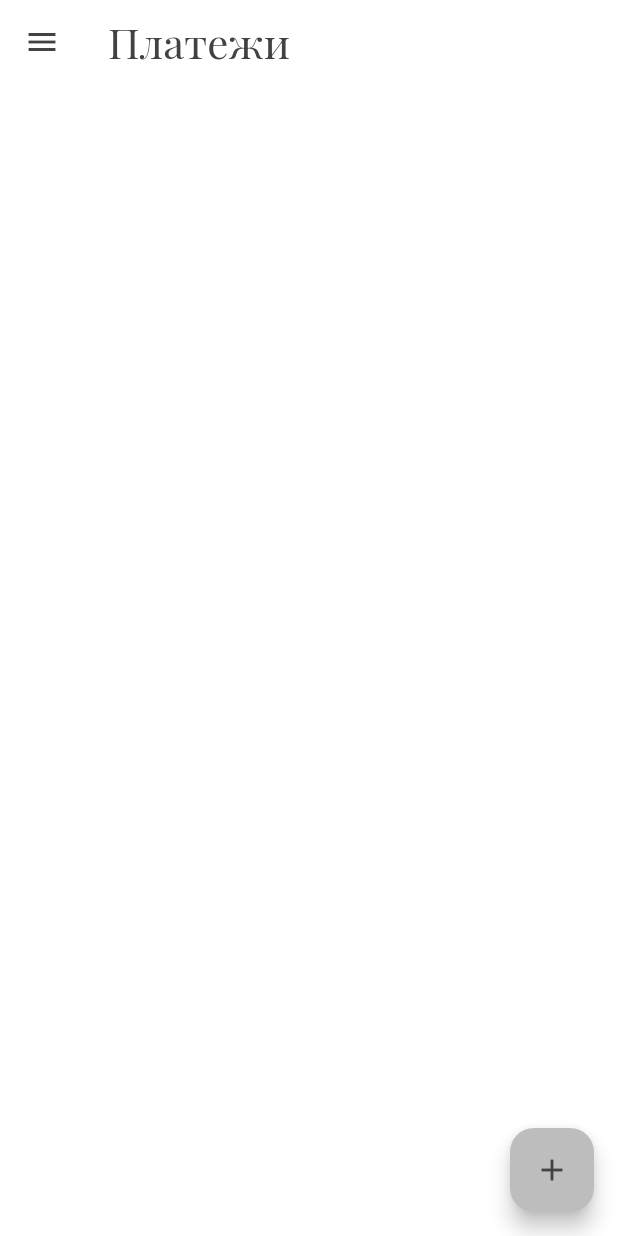
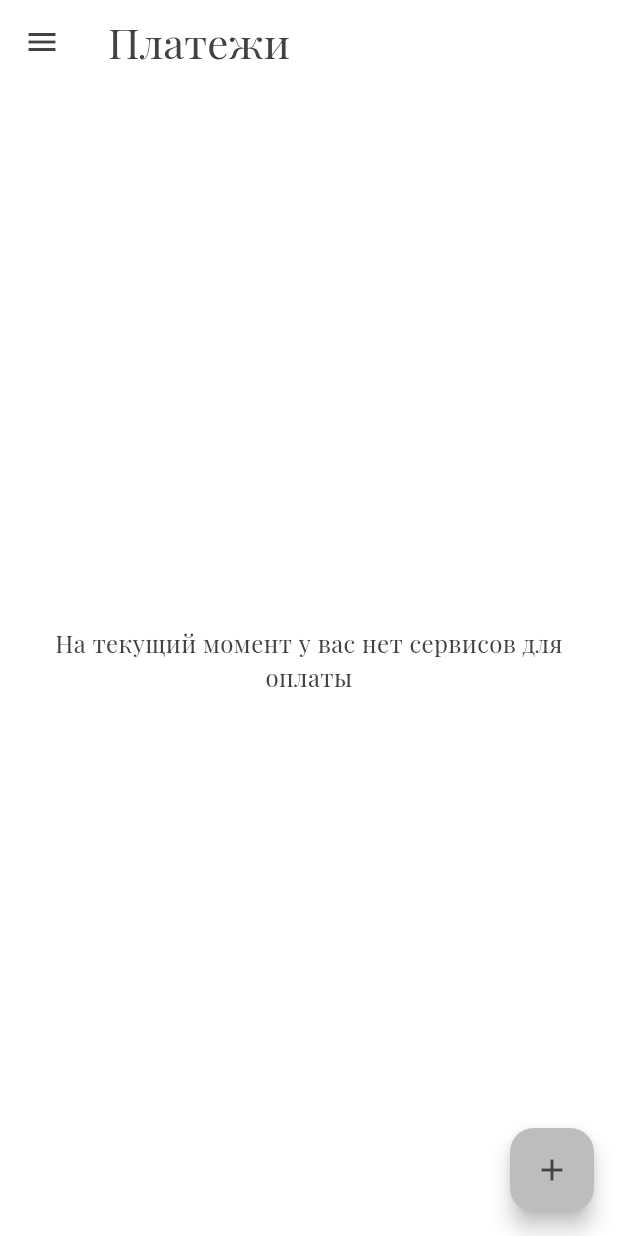
Before and after one commit to siporoz/communal-service-flutter-pet, a Flutter app: the screen it shows after launch, on a phone screen of 412 x 824 dp. Run offline on Flutter 3.47's test engine with Material 3 defaults, Android fonts, the phone set to English and light mode, and no system bars; our stand-ins replace google_fonts, isar; accounts and stored records are empty; generated files the repository leaves out were written again.

Commit message:
feat: реализует удаление платежи, исправит модальное окно создания нового платежа

```diff
--- a/lib/pages/ServicesPage.dart
+++ b/lib/pages/ServicesPage.dart
@@ -38,8 +38,10 @@ class _ServicesPageState extends State<ServicesPage> {
         return Padding(
           padding: const EdgeInsets.only(left: 10, right: 10),
           child: Column(
-          mainAxisSize: MainAxisSize.min,
+          mainAxisSize: MainAxisSize.max,
           children: [
+            Container(
+              child: Column(children: [
                 const Padding(
                   padding: EdgeInsets.all(16.0),
                   child: Text(
@@ -62,7 +64,9 @@ class _ServicesPageState extends State<ServicesPage> {
                     )
                   ])
                 ),
-            const SizedBox(height: 16),
+              ]),
+            ),
+            const Spacer(),
             TextButton(
               onPressed: () {
                 context.read<ServiceDatabase>().addService(textController.text, textController.text);
@@ -104,9 +108,12 @@ class _ServicesPageState extends State<ServicesPage> {
         ),
       ),
       drawer: const MyDrawer(),
-      body: Padding(
+      body:
+       Padding(
         padding: const EdgeInsets.all(16.0),
-        child: GridView.count(
+        child:
+          currentServices.isNotEmpty
+          ? GridView.count(
           crossAxisCount: 1, // количество столбцов
           mainAxisSpacing: 10,
           crossAxisSpacing: 10,
@@ -114,9 +121,19 @@ class _ServicesPageState extends State<ServicesPage> {
           childAspectRatio: (1 / .4),
           children: [
             for (var item in currentServices)
-              CommunalItem(name: item.text, payed: false)
+              CommunalItem(name: item.text, payed: false, id: item.id)
           ],
         )
+        :
+        Center(
+          child: Text(
+            'На текущий момент у вас нет сервисов для оплаты',
+            textAlign: TextAlign.center,
+            style: GoogleFonts.playfairDisplay(
+              fontSize: 16,
+              color: Theme.of(context).colorScheme.inversePrimary
+            )
+          ))
       ),
       floatingActionButton: FloatingActionButton(
         onPressed: addServiceModal,
```
Also changed, not shown: lib/components/ComunalItem.dart (+35 -7 lines). Lines whose indentation alone changed are shown as unchanged.
